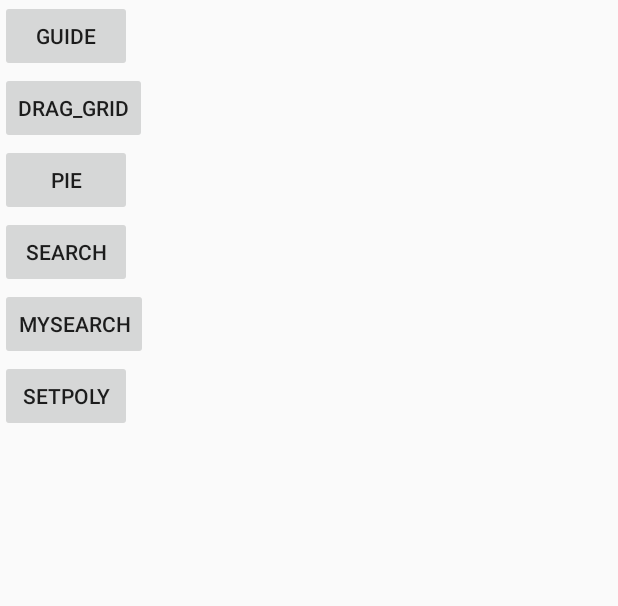
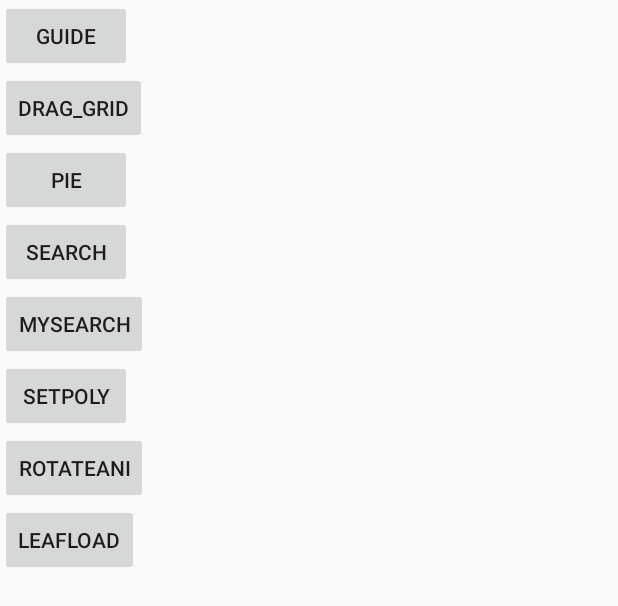
Before and after one commit to gp888/MLDView, an Android app: the layout activity_main.xml on its own in the app's theme, with its tools: preview values and no code run, on a phone screen of 412 x 824 dp. Shown: the top 606 px of the screen. Run offline under Robolectric (Android 15) with nearby library versions, the phone set to English and light mode, and no system bars.

Commit message:
matrix camera  motionevent dispatch

```diff
--- a/app/src/main/AndroidManifest.xml
+++ b/app/src/main/AndroidManifest.xml
@@ -31,6 +31,7 @@
         <activity android:name=".MySearchViewActivity"/>
         <activity android:name=".BasicViewActivity"/>
         <activity android:name=".SetPolyToPolyActivity"/>
+        <activity android:name=".CameraRotateActivity"/>
     </application>
 
 </manifest>
--- /dev/null
+++ b/app/src/main/java/com/gp/mldview/Rotate3dAnimation.java
@@ -0,0 +1,81 @@
+package com.gp.mldview;
+
+import android.content.Context;
+import android.graphics.Camera;
+import android.graphics.Matrix;
+import android.view.animation.Animation;
+import android.view.animation.Transformation;
+
+public class Rotate3dAnimation extends Animation {
+    private final float mFromDegrees;
+    private final float mToDegrees;
+    private final float mCenterX;
+    private final float mCenterY;
+    private final float mDepthZ;
+    private final boolean mReverse;
+    private Camera mCamera;
+    float scale = 1;    // <------- 像素密度
+
+    /**
+     * 创建一个绕y轴旋转的3D动画效果，旋转过程中具有深度调节，可以指定旋转中心。
+     * @param context     <------- 添加上下文,为获取像素密度准备
+     * @param fromDegrees 起始时角度
+     * @param toDegrees   结束时角度
+     * @param centerX     旋转中心x坐标
+     * @param centerY     旋转中心y坐标
+     * @param depthZ      最远到达的z轴坐标
+     * @param reverse     true 表示由从0到depthZ，false相反
+     */
+    public Rotate3dAnimation(Context context, float fromDegrees, float toDegrees, float centerX, float centerY, float depthZ, boolean reverse) {
+        mFromDegrees = fromDegrees;
+        mToDegrees = toDegrees;
+        mCenterX = centerX;
+        mCenterY = centerY;
+        mDepthZ = depthZ;
+        mReverse = reverse;
+
+        // 获取手机像素密度 （即dp与px的比例）
+        scale = context.getResources().getDisplayMetrics().density;
+    }
+
+    @Override
+    public void initialize(int width, int height, int parentWidth, int parentHeight) {
+        super.initialize(width, height, parentWidth, parentHeight);
+        mCamera = new Camera();
+    }
+
+    @Override
+    protected void applyTransformation(float interpolatedTime, Transformation t) {
+        final float fromDegrees = mFromDegrees;
+        float degrees = fromDegrees + ((mToDegrees - fromDegrees) * interpolatedTime);
+        final float centerX = mCenterX;
+        final float centerY = mCenterY;
+        final Camera camera = mCamera;
+        final Matrix matrix = t.getMatrix();
+        camera.save();
+
+        // 调节深度
+        if (mReverse) {
+            camera.translate(0.0f, 0.0f, mDepthZ * interpolatedTime);
+        } else {
+            camera.translate(0.0f, 0.0f, mDepthZ * (1.0f - interpolatedTime));
+        }
+
+        // 绕y轴旋转
+        camera.rotateY(degrees);
+
+        camera.getMatrix(matrix);
+        camera.restore();
+
+        // 修正失真，主要修改 MPERSP_0 和 MPERSP_1
+        float[] mValues = new float[9];
+        matrix.getValues(mValues);			    //获取数值
+        mValues[6] = mValues[6]/scale;			//数值修正
+        mValues[7] = mValues[7]/scale;			//数值修正
+        matrix.setValues(mValues);			    //重新赋值
+
+        // 调节中心点
+        matrix.preTranslate(-centerX, -centerY);
+        matrix.postTranslate(centerX, centerY);
+    }
+}
--- a/app/src/main/java/com/gp/mldview/loadingview/LeafLoadingActivity.java
+++ b/app/src/main/java/com/gp/mldview/loadingview/LeafLoadingActivity.java
@@ -4,6 +4,7 @@ import android.app.Activity;
 import android.os.Bundle;
 import android.os.Handler;
 import android.os.Message;
+import android.util.Log;
 import android.view.View;
 import android.view.animation.Animation;
 import android.view.animation.RotateAnimation;
@@ -13,10 +14,11 @@ import android.widget.TextView;
 
 import com.gp.mldview.R;
 
+import java.util.Arrays;
 import java.util.Random;
 
-public class LeafLoadingActivity extends Activity implements SeekBar.OnSeekBarChangeListener,
-        View.OnClickListener {
+public class LeafLoadingActivity extends Activity implements SeekBar.OnSeekBarChangeListener, View.OnClickListener {
+    private static final String TAG = LeafLoadingActivity.class.getSimpleName();
 
     Handler mHandler = new Handler() {
         @Override
--- a/app/src/main/res/layout/activity_main.xml
+++ b/app/src/main/res/layout/activity_main.xml
@@ -40,4 +40,16 @@
         android:layout_width="wrap_content"
         android:layout_height="wrap_content"
         android:text="setPoly" />
+
+    <Button
+        android:id="@+id/rotateAni"
+        android:layout_width="wrap_content"
+        android:layout_height="wrap_content"
+        android:text="rotateAni" />
+
+    <Button
+        android:id="@+id/leafload"
+        android:layout_width="wrap_content"
+        android:layout_height="wrap_content"
+        android:text="leafload" />
 </LinearLayout>
```
Also changed, not shown: app/src/main/java/com/gp/mldview/CameraRotateActivity.java (added, +46 -0 lines), app/src/main/java/com/gp/mldview/MainActivity.java (+12 -0 lines), app/src/main/res/layout/activity_camera_rotate.xml (added, +13 -0 lines), app/src/main/res/drawable/responsibility_chain.png (added), app/src/main/res/drawable/view_dispatchevent.png (added), app/src/main/res/drawable/view_dispathc_core.png (added), app/src/main/res/drawable/view_motionevent.png (added), app/src/main/res/drawable/view_touchevent.png (added), app/src/main/res/drawable/viewgroup_dispatch_process.png (added), 2 other files.
